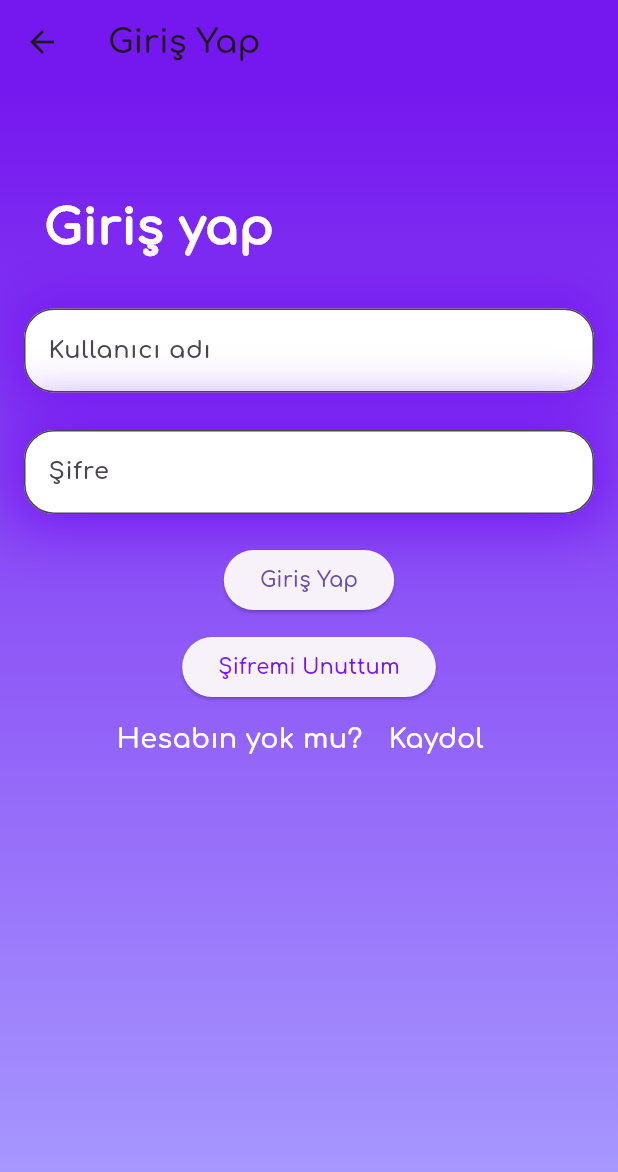
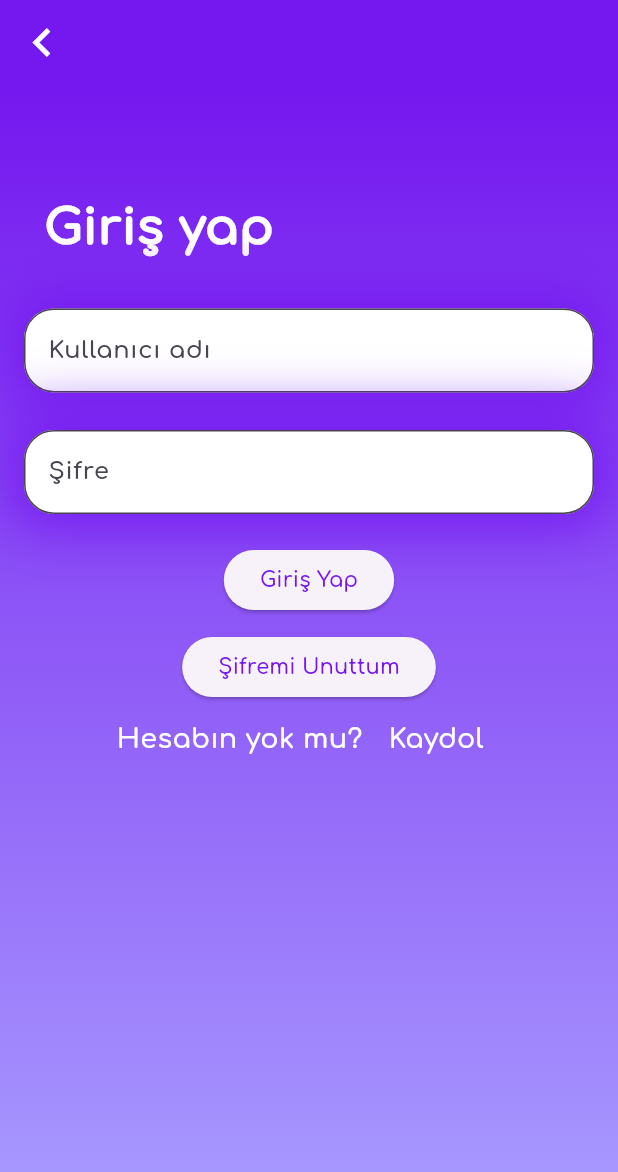
Before and after one commit to anilkrblt/musica, a Flutter app: the screen it shows after launch, after a tap on "Giriş yap", on a phone screen of 412 x 824 dp. Shown: the top 1172 px of the screen. Run offline on Flutter 3.47's test engine with Material 3 defaults, Android fonts, the phone set to English and light mode, and no system bars; our stand-ins replace audioplayers, file_picker, marquee, palette_generator, sqflite; missing offline and left inert: dart:html; accounts and stored records are empty; network calls fail.

Commit message:
değişiklikler yapıldı

```diff
--- a/lib/modeller/account.dart
+++ b/lib/modeller/account.dart
@@ -15,7 +15,7 @@ class _GirisState extends State<Giris> {
     return Scaffold(
       resizeToAvoidBottomInset: false,
       appBar: AppBar(
-        backgroundColor: renk2(),
+        backgroundColor: renk3(),
       ),
       body: Container(
         decoration: genelTema(),
@@ -61,18 +61,20 @@ class _GirisState extends State<Giris> {
                                 Navigator.pushNamed(
                                     context, '/RegisterScreen');
                               },
-                              child: const Padding(
+                              child:  Padding(
                                 padding: EdgeInsets.all(17.0),
                                 child: Row(
                                   mainAxisAlignment:
                                       MainAxisAlignment.spaceEvenly,
                                   children: [
-                                    Icon(Icons.person_add_alt_1_rounded),
+                                    Icon(Icons.person_add_alt_1_rounded, color: renk3()),
                                     Text(
                                       "Hesap oluştur",
                                       style: TextStyle(
                                           fontSize: 20,
-                                          fontWeight: FontWeight.w900),
+                                          fontWeight: FontWeight.w900,
+                                          color: renk3()
+                                      ),
                                     ),
                                   ],
                                 ),
@@ -97,18 +99,20 @@ class _GirisState extends State<Giris> {
                                   Navigator.pushNamed(
                                       context, '/LoginScreen');
                                 },
-                                child: const Padding(
+                                child:  Padding(
                                   padding: EdgeInsets.all(17.0),
                                   child: Row(
                                     mainAxisAlignment:
                                         MainAxisAlignment.spaceEvenly,
                                     children: [
-                                      Icon(Icons.person),
+                                      Icon(Icons.person, color: renk3(),),
                                       Text(
                                         "Giriş yap",
                                         style: TextStyle(
                                             fontSize: 20,
-                                            fontWeight: FontWeight.w900),
+                                            fontWeight: FontWeight.w900,
+                                          color: renk3()
+                                        ),
                                       ),
                                     ],
                                   ),
--- a/lib/modeller/login_screen.dart
+++ b/lib/modeller/login_screen.dart
@@ -62,8 +62,18 @@ void _showErrorSnackBar(String message) {
     return Scaffold(
       resizeToAvoidBottomInset: false,
       appBar: AppBar(
-        title: const Text('Giriş Yap'),
-        backgroundColor: renk2(),
+        //title: const Text('Giriş Yap'),
+        backgroundColor: renk3(),
+        leading: IconButton(
+          icon: Icon(
+            Icons.keyboard_arrow_left,
+            color: beyaz(),
+            size: 38,
+          ),
+          onPressed: () {
+            Navigator.pop(context);
+          },
+        ),
       ),
       body: Container(
         decoration: genelTema(),
@@ -158,7 +168,7 @@ void _showErrorSnackBar(String message) {
                     Flexible(
                       child: ElevatedButton(
                         onPressed: _login,
-                        child: const Text('Giriş Yap'),
+                        child:  Text('Giriş Yap', style: TextStyle(color: renk3()),),
                       ),
                     ),
                     Padding(
--- a/lib/play_music_sayfasi.dart
+++ b/lib/play_music_sayfasi.dart
@@ -252,6 +252,7 @@ class _PlayMusicState extends State<PlayMusic> {
         padding: const EdgeInsets.only(left: 50, right: 50),
         color: vibrantColor,
         child: Row(
+
           children: [
             IconButton(
               padding: const EdgeInsets.only(right: 220),
```
Also changed, not shown: lib/modeller/music_tur_playlist.dart (+43 -6 lines), lib/modeller/register_screen.dart (+17 -3 lines).
